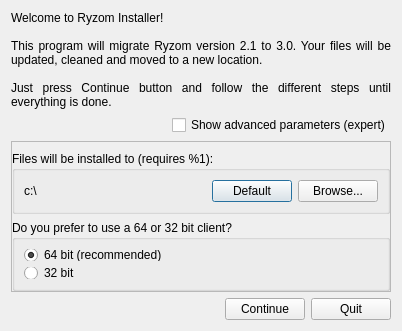
Above: code/ryzom/tools/client/ryzom_installer/ui/migratedialog.ui from ryzom/ryzomcore before the change. Below: the same form after it.
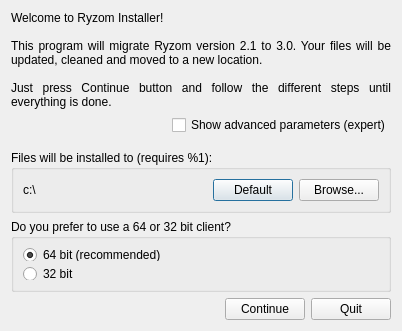
That is the form after the change.

Commit message:
Changed: Use flat frames (better under Windows XP)
branch : develop

Patch:
```diff
--- a/code/ryzom/tools/client/ryzom_installer/ui/migratedialog.ui
+++ b/code/ryzom/tools/client/ryzom_installer/ui/migratedialog.ui
@@ -66,12 +66,6 @@
    </item>
    <item>
     <widget class="QFrame" name="advancedFrame">
-     <property name="frameShape">
-      <enum>QFrame::StyledPanel</enum>
-     </property>
-     <property name="frameShadow">
-      <enum>QFrame::Raised</enum>
-     </property>
      <layout class="QVBoxLayout" name="advancedMainLayout">
       <property name="spacing">
        <number>6</number>
```
The commit also changes 2 other files.
